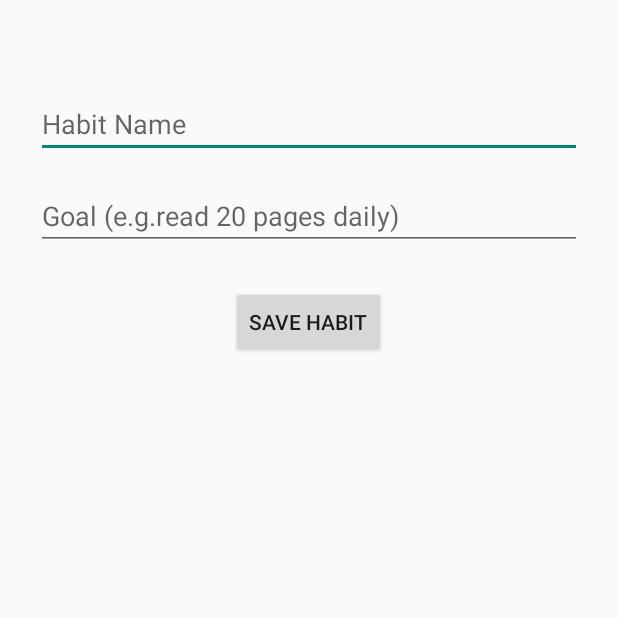
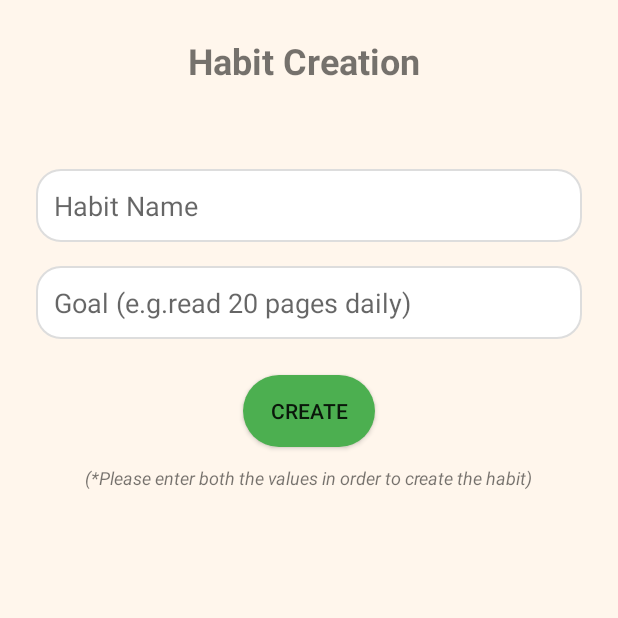
Before and after one commit to pranavpratheekmalleboyina/android-streakly, an Android app: the AddHabitActivity screen opened directly, with no data from a screen before it, on a phone screen of 412 x 824 dp, the top half of it. Run offline under Robolectric (Android 15) with nearby library versions, the phone set to English and light mode, and no system bars; our stand-ins replace Firebase (no records; nobody signed in at launch, a user with empty details on screens opened directly).

Commit message:
Enhanced the design of the Add Habit page and also added a dialog box for the create button

```diff
--- a/app/src/main/java/com/pranav/streakly/AddHabitActivity.java
+++ b/app/src/main/java/com/pranav/streakly/AddHabitActivity.java
@@ -1,5 +1,6 @@
 package com.pranav.streakly;
 
+import android.app.AlertDialog;
 import android.content.SharedPreferences;
 import android.os.Bundle;
 import android.view.View;
@@ -18,8 +19,8 @@ import java.util.HashMap;
 import java.util.Map;
 
 public class AddHabitActivity extends AppCompatActivity {
-    private EditText etHabitName, etTargetProgress;
-    private Button btnSaveHabit;
+    private EditText etHabitName, etHabitGoal;
+    private Button btnCreateHabit;
     private FirebaseFirestore db;
     private FirebaseUser user;
 
@@ -29,19 +30,29 @@ public class AddHabitActivity extends AppCompatActivity {
         setContentView(R.layout.activity_add_habit);
 
         etHabitName = findViewById(R.id.etHabitName);
-        etTargetProgress = findViewById(R.id.etTargetProgress);
-        btnSaveHabit = findViewById(R.id.btnSaveHabit);
+        etHabitGoal = findViewById(R.id.etHabitGoal);
+        btnCreateHabit = findViewById(R.id.btnCreateHabit);
 
         // Initialize Firebase
         db = FirebaseFirestore.getInstance();
         user = FirebaseAuth.getInstance().getCurrentUser();
 
-        btnSaveHabit.setOnClickListener(this::saveDetails);
+        btnCreateHabit.setOnClickListener(
+                v -> {
+                    new AlertDialog.Builder(this)
+                            .setTitle("Create Habit")
+                            .setMessage("Are you sure you want to create this habit?")
+                            .setPositiveButton("Yes", (dialog, which) -> {
+                                createDetails();
+                            })
+                            .setNegativeButton("No", null)
+                            .show();
+                }
+        );
     }
-
-    private void saveDetails(View view){
+    private void createDetails(){
         String name = etHabitName.getText().toString();
-        String goal = etTargetProgress.getText().toString();
+        String goal = etHabitGoal.getText().toString();
 
         if (name.isEmpty() || goal.isEmpty()) {
             Toast.makeText(this, "Please fill all fields", Toast.LENGTH_SHORT).show();
@@ -60,7 +71,6 @@ public class AddHabitActivity extends AppCompatActivity {
                 .collection("habits")
                 .add(habit)
                 .addOnSuccessListener(docRef -> {
-                    //Toast.makeText(this, "Habit saved successfully!", Toast.LENGTH_SHORT).show();
                     finish(); // close screen
                 })
                 .addOnFailureListener(e -> {
--- /dev/null
+++ b/app/src/main/res/drawable/rounded_button_green.xml
@@ -0,0 +1,4 @@
+<shape xmlns:android="http://schemas.android.com/apk/res/android" android:shape="rectangle">
+    <solid android:color="#4CAF50"/>
+    <corners android:radius="24dp"/> <!-- Higher value = more rounded -->
+</shape>
--- a/app/src/main/res/layout/activity_add_habit.xml
+++ b/app/src/main/res/layout/activity_add_habit.xml
@@ -4,29 +4,53 @@
     android:padding="24dp"
     android:orientation="vertical"
     android:layout_width="match_parent"
-    android:layout_height="match_parent">
+    android:layout_height="match_parent"
+    android:background="@color/app_background">
+
+    <TextView
+        android:text="Habit Creation "
+        android:textSize="24sp"
+        android:textStyle="bold"
+        android:layout_width="wrap_content"
+        android:layout_height="wrap_content"
+        android:layout_gravity="center"/>
 
     <EditText
         android:id="@+id/etHabitName"
         android:layout_width="match_parent"
         android:layout_height="wrap_content"
-        android:layout_marginTop="36dp"
-        android:hint="Habit Name" />
+        android:layout_marginTop="56dp"
+        android:hint="Habit Name"
+        android:padding="12dp"
+        android:background="@drawable/input_bg"/>
 
     <EditText
-        android:id="@+id/etTargetProgress"
+        android:id="@+id/etHabitGoal"
         android:hint="Goal (e.g.read 20 pages daily)"
         android:inputType="text"
         android:layout_width="match_parent"
         android:layout_height="wrap_content"
-        android:layout_marginTop="16dp"/>
+        android:layout_marginTop="16dp"
+        android:padding="12dp"
+        android:background="@drawable/input_bg"/>
 
     <!-- Save Habit -->
     <Button
-        android:id="@+id/btnSaveHabit"
-        android:text="Save Habit"
+        android:id="@+id/btnCreateHabit"
+        android:text="Create"
         android:layout_gravity="center_horizontal"
         android:layout_width="wrap_content"
         android:layout_height="wrap_content"
-        android:layout_marginTop="24dp"/>
+        android:layout_marginTop="24dp"
+        android:background="@drawable/rounded_button_green"/>
+    <TextView
+        android:layout_width="wrap_content"
+        android:layout_height="wrap_content"
+        android:layout_gravity="center"
+        android:layout_marginTop="12dp"
+        android:text="(*Please enter both the values in order to create the habit)"
+        android:textSize="12sp"
+        android:textStyle="italic" />
+
+
 </LinearLayout>
```
